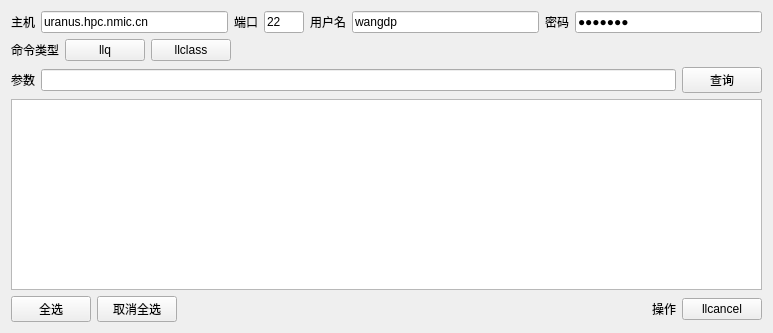
Qt form src/plugins/loadleveler_monitor/loadleveler_monitor_widget.ui (cemc-oper/nwpc-monitor-app) before a commit.
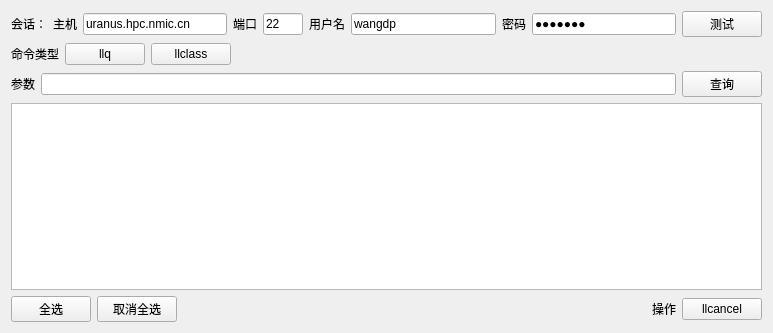
The same form after that commit.

Commit message:
Add test session button. But not implemented.
添加测试会话按钮，但没有实现。

What changed in the file:
```diff
--- a/src/plugins/loadleveler_monitor/loadleveler_monitor_widget.ui
+++ b/src/plugins/loadleveler_monitor/loadleveler_monitor_widget.ui
@@ -15,7 +15,14 @@
   </property>
   <layout class="QGridLayout" name="gridLayout">
    <item row="0" column="0">
-    <layout class="QHBoxLayout" name="horizontalLayout_2">
+    <layout class="QHBoxLayout" name="session_layout">
+     <item>
+      <widget class="QLabel" name="label_8">
+       <property name="text">
+        <string>会话：</string>
+       </property>
+      </widget>
+     </item>
      <item>
       <widget class="QLabel" name="label">
        <property name="text">
@@ -81,6 +88,13 @@
        </property>
       </widget>
      </item>
+     <item>
+      <widget class="QPushButton" name="test_session_button">
+       <property name="text">
+        <string>测试</string>
+       </property>
+      </widget>
+     </item>
     </layout>
    </item>
    <item row="1" column="0">
```
The commit also changes 1 other file.
